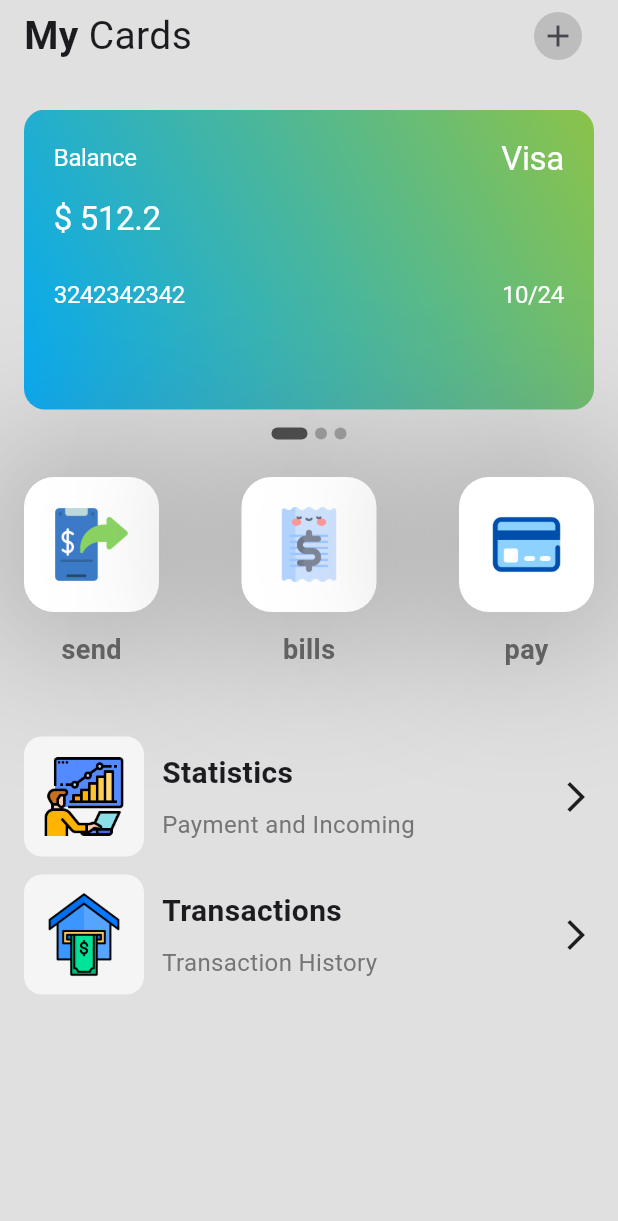
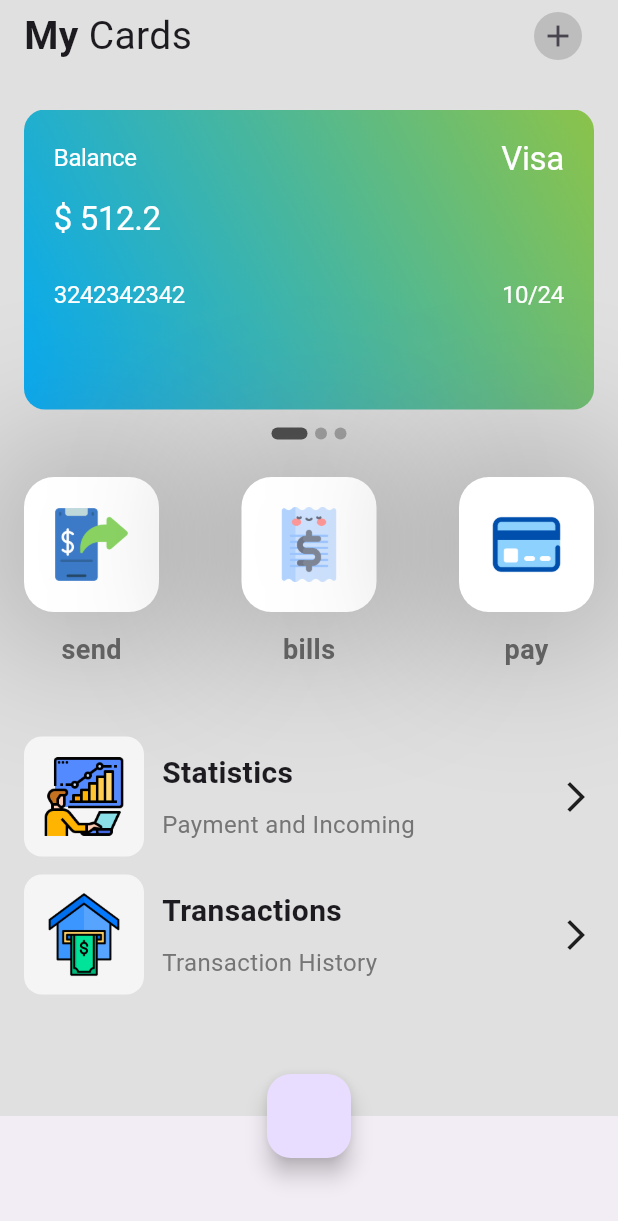
Before and after one commit to songhee24/wallet-app-ui, a Flutter app: the screen it shows after launch, on a phone screen of 412 x 824 dp. Shown: the top 1221 px of the screen. Run offline on Flutter 3.47's test engine with Material 2 defaults, Android fonts, the light colour scheme and no system bars; drawn by our look-alikes of smooth_page_indicator.

Commit message:
trying to styling bottom

```diff
--- a/lib/src/screens/home_screen.dart
+++ b/lib/src/screens/home_screen.dart
@@ -168,6 +168,11 @@ class _HomeScreenState extends State<HomeScreen> {
           ],
         ),
       ),
+      bottomNavigationBar: BottomAppBar(),
+      floatingActionButton: FloatingActionButton(
+        onPressed: () {},
+      ),
+      floatingActionButtonLocation: FloatingActionButtonLocation.centerDocked,
     );
   }
 }
```
